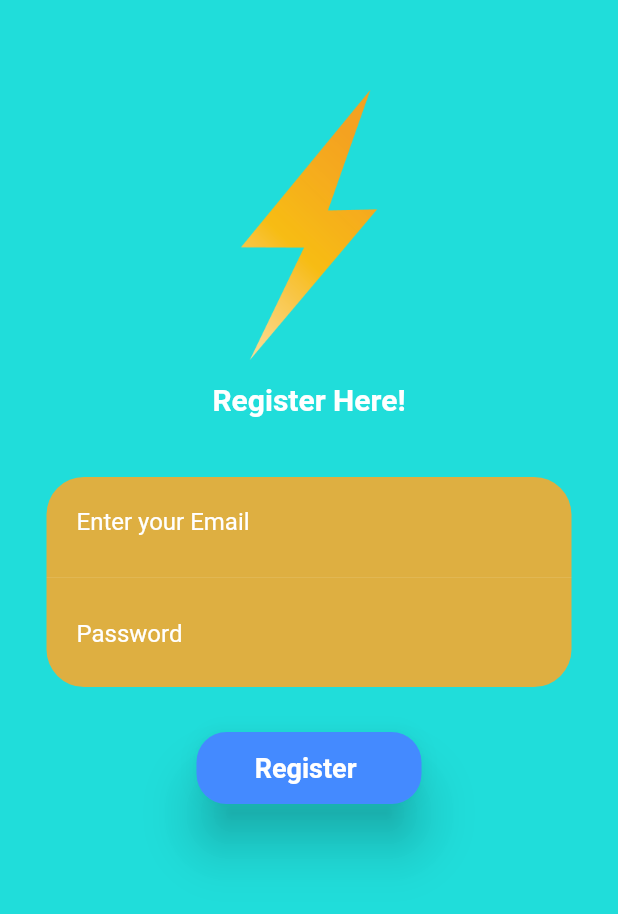
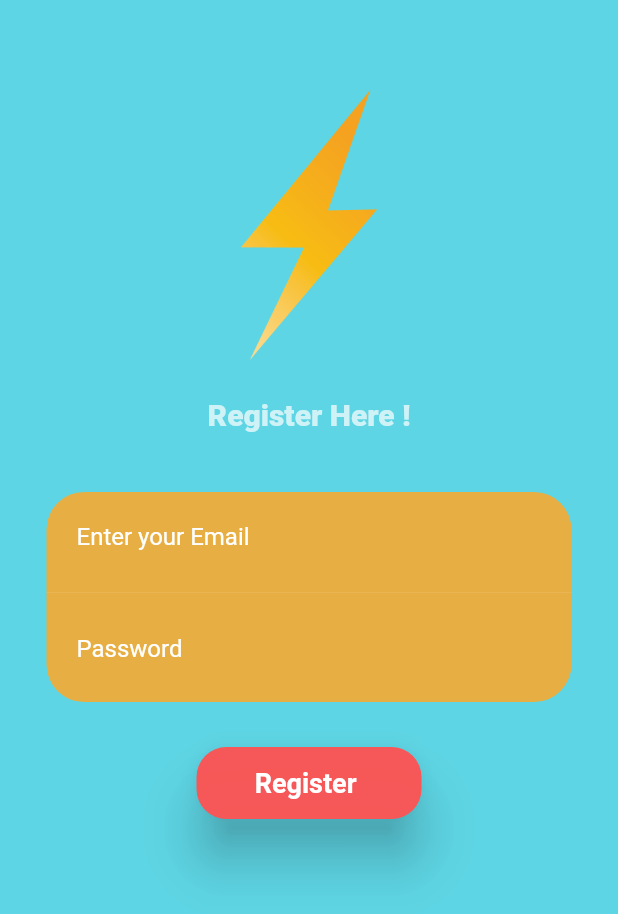
Before and after one commit to swaraj961/FlashChatApp-Flutter, a Flutter app: the screen it shows after launch, after a tap on "Regsiter", on a phone screen of 412 x 824 dp. Shown: the top 914 px of the screen. Run offline on Flutter 3.47's test engine with Material 2 defaults, Android fonts, the phone set to English and light mode, and no system bars; our stand-ins replace animated_text_kit, cloud_firestore, firebase_auth, modal_progress_hud; accounts and stored records are empty.

Commit message:
UI changes and Color Tweaks done

```diff
--- a/lib/Screens/chat_screen.dart
+++ b/lib/Screens/chat_screen.dart
@@ -67,7 +67,7 @@ class _ChatScreenState extends State<ChatScreen> {
             },
           ),
         ],
-        backgroundColor: Colors.lightBlueAccent,
+        backgroundColor: Color(0XFF4dd0e1).withOpacity(0.90),
       ),
       body: SafeArea(
         child: Column(
@@ -123,7 +123,7 @@ class MessageStream extends StatelessWidget {
         if (!snapshot.hasData) {
           return Center(
             child: CircularProgressIndicator(
-              backgroundColor: Colors.lightBlueAccent,
+              backgroundColor: Color(0XFF4dd0e1).withOpacity(0.90),
             ),
           );
         }
@@ -170,7 +170,7 @@ class MessageBubble extends StatelessWidget {
         Material(
           borderRadius: BorderRadius.circular(20),
           elevation: 10,
-          color: Colors.lightBlueAccent,
+          color: Color(0XFF4dd0e1).withOpacity(0.90),
           child: Padding(
             padding: EdgeInsets.symmetric(horizontal: 20, vertical: 20),
             child: Text('$message'),
--- a/lib/Screens/register_page.dart
+++ b/lib/Screens/register_page.dart
@@ -16,7 +16,7 @@ class _RegisterPageState extends State<RegisterPage> {
   Widget build(BuildContext context) {
     return Scaffold(
       resizeToAvoidBottomPadding: false,
-      backgroundColor: Color(0XFF08d9d6).withOpacity(0.90),
+      backgroundColor: Color(0XFF4dd0e1).withOpacity(0.90),
       body: ModalProgressHUD(
         inAsyncCall: showspinner,
         child: SafeArea(
@@ -38,11 +38,14 @@ class _RegisterPageState extends State<RegisterPage> {
                 ],
               ),
               SizedBox(
-                height: 5,
+                height: 15,
               ),
               Text(
-                'Register Here!',
-                style: TextStyle(fontWeight: FontWeight.bold, fontSize: 20),
+                'Register Here !',
+                style: TextStyle(
+                    fontWeight: FontWeight.w800,
+                    fontSize: 20,
+                    color: Colors.white70),
               ),
               SizedBox(
                 height: 40,
@@ -91,7 +94,7 @@ class _RegisterPageState extends State<RegisterPage> {
               ),
               Material(
                 elevation: 15,
-                color: Colors.blueAccent,
+                color: Colors.redAccent.withOpacity(0.95),
                 borderRadius: BorderRadius.circular(20),
                 child: MaterialButton(
                   onPressed: () async {
--- a/lib/Screens/welcome_screen.dart
+++ b/lib/Screens/welcome_screen.dart
@@ -1,7 +1,6 @@
 import 'package:flutter/material.dart';
 import 'package:animated_text_kit/animated_text_kit.dart';
 import 'package:flashchat/Componets/rounded_buttons.dart';
-
 
 class WelcomeScreen extends StatefulWidget {
 //  static String id = 'welcome_screen';
@@ -33,7 +32,7 @@ class _WelcomeScreenState extends State<WelcomeScreen>
   Widget build(BuildContext context) {
     return Scaffold(
       backgroundColor:
-          Color(0XFF08d9d6).withOpacity(0.90), // withOpacity(controller.value),
+          Color(0XFF4dd0e1).withOpacity(0.90), // withOpacity(controller.value),
       body: Padding(
         padding: EdgeInsets.symmetric(horizontal: 30),
         child: Column(
@@ -71,6 +70,7 @@ class _WelcomeScreenState extends State<WelcomeScreen>
             RoundedButtons(
               text: 'Login',
               colour: Colors.blueAccent,
+              //Color(0xFF00e676),
               onpressed: () {
                 Navigator.pushNamed(context, 'login_page');
               },
--- a/lib/constants.dart
+++ b/lib/constants.dart
@@ -2,7 +2,7 @@ import 'package:flutter/material.dart';
 
 
 const kSendButtonTextStyle = TextStyle(
-  color: Colors.lightBlueAccent,
+  color: Color(0XFF4dd0e1),
   fontWeight: FontWeight.bold,
   fontSize: 18.0,
 );
@@ -17,7 +17,8 @@ const kMessageTextFieldDecoration = InputDecoration(
 
 const kMessageContainerDecoration = BoxDecoration(
   border: Border(
-    top: BorderSide(color: Colors.lightBlueAccent, width: 2.0),
+    top: BorderSide(color: Color(0XFF4dd0e1), width: 2.0),
 
   ),
 );
+//Color(0XFF4dd0e1).withOpacity(0.90)
```
Also changed, not shown: lib/Screens/login_screen.dart (+8 -2 lines).
